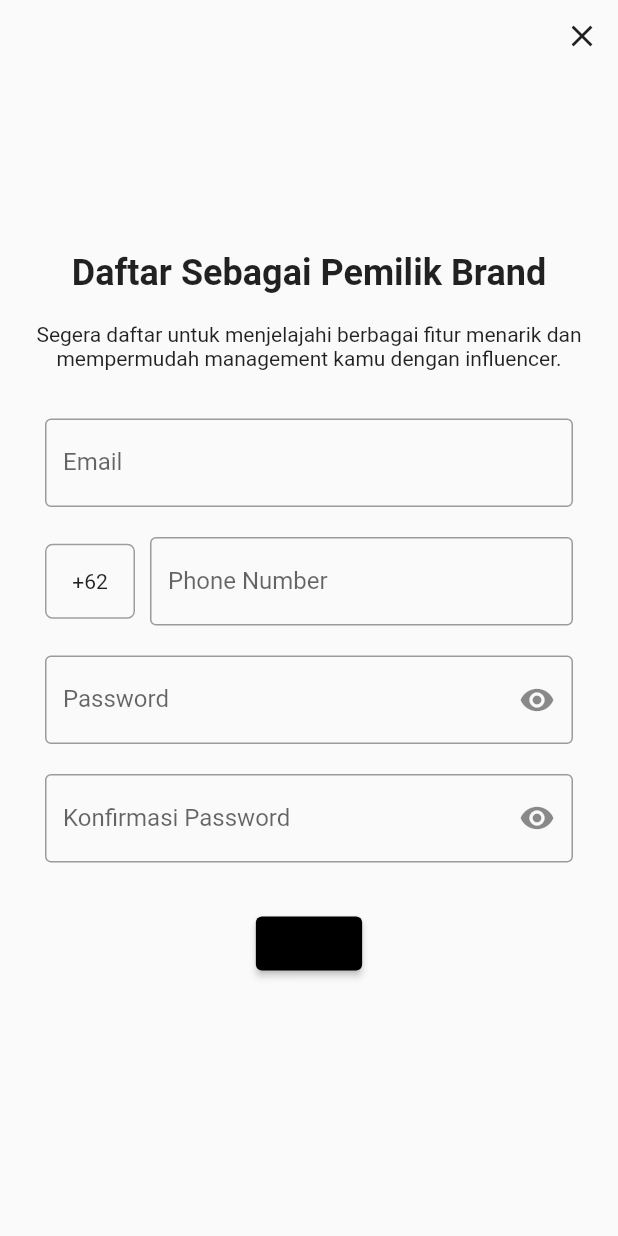
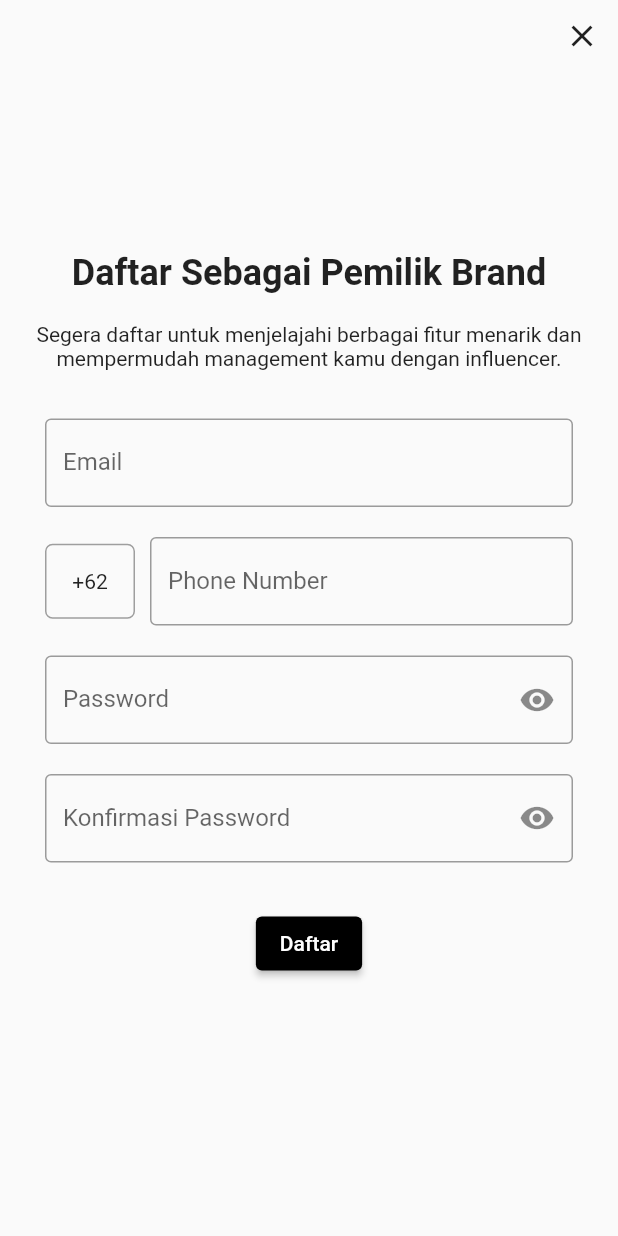
Before and after one commit to Crealivin/mobile-app, a Flutter app: the BrandSignupScreen screen opened by its route, on a phone screen of 412 x 824 dp. Run offline on Flutter 3.47's test engine with Material 2 defaults, Android fonts, the phone set to English and light mode, and no system bars.

Commit message:
connect page register to landing page daftar button

```diff
--- a/lib/screen/brand_screen/brand_singup_screen.dart
+++ b/lib/screen/brand_screen/brand_singup_screen.dart
@@ -12,54 +12,56 @@ class _BrandSignupScreenState extends State<BrandSignupScreen> {
   @override
   Widget build(BuildContext context) {
     return Scaffold(
-      body: SingleChildScrollView(
+      body: SafeArea(
+        child: SingleChildScrollView(
           child: Column(
             children: [
               Row(
                 mainAxisAlignment: MainAxisAlignment.spaceBetween,
                 children: [
-                SizedBox(
+                  const SizedBox(
                     width: 10,
                   ),
                   IconButton(
                       onPressed: () {
                         Navigator.pop(context);
                       },
-                    icon: Icon(Icons.close)),
+                      icon: const Icon(Icons.close)),
                 ],
               ),
               Container(
-              margin: EdgeInsets.only(top: 120.0),
+                margin: const EdgeInsets.only(top: 120.0),
                 child: Column(
                   mainAxisAlignment: MainAxisAlignment.start,
                   children: [
-                  Text(
+                    const Text(
                       'Daftar Sebagai Pemilik Brand',
                       textAlign: TextAlign.center,
-                    style: TextStyle(fontSize: 24, fontWeight: FontWeight.w700),
+                      style:
+                          TextStyle(fontSize: 24, fontWeight: FontWeight.w700),
                     ),
-                  SizedBox(
+                    const SizedBox(
                       height: 19,
                     ),
-                  Text(
+                    const Text(
                       'Segera daftar untuk menjelajahi berbagai fitur menarik dan mempermudah management kamu dengan influencer. ',
                       textAlign: TextAlign.center,
                     ),
-                  SizedBox(
+                    const SizedBox(
                       height: 32,
                     ),
                     Container(
-                      padding: EdgeInsets.symmetric(horizontal: 30),
+                        padding: const EdgeInsets.symmetric(horizontal: 30),
                         child: Column(
                           children: [
-                          TextField(
+                            const TextField(
                               decoration: InputDecoration(
                                   border: OutlineInputBorder(),
                                   label: Text('Email'),
                                   floatingLabelBehavior:
                                       FloatingLabelBehavior.auto),
                             ),
-                          SizedBox(
+                            const SizedBox(
                               height: 20,
                             ),
                             Row(
@@ -70,14 +72,14 @@ class _BrandSignupScreenState extends State<BrandSignupScreen> {
                                   decoration: BoxDecoration(
                                       border: Border.all(color: Colors.grey),
                                       borderRadius: BorderRadius.circular(5.0)),
-                                child: Center(
+                                  child: const Center(
                                     child: Text('+62'),
                                   ),
                                 ),
-                              SizedBox(
+                                const SizedBox(
                                   width: 10,
                                 ),
-                              Expanded(
+                                const Expanded(
                                   child: TextField(
                                     decoration: InputDecoration(
                                         border: OutlineInputBorder(),
@@ -89,13 +91,13 @@ class _BrandSignupScreenState extends State<BrandSignupScreen> {
                                 ),
                               ],
                             ),
-                          SizedBox(
+                            const SizedBox(
                               height: 20,
                             ),
                             TextField(
                               obscureText: _isObsecure,
                               decoration: InputDecoration(
-                                border: OutlineInputBorder(),
+                                  border: const OutlineInputBorder(),
                                   labelText: 'Password',
                                   suffixIcon: IconButton(
                                     onPressed: () {
@@ -105,17 +107,18 @@ class _BrandSignupScreenState extends State<BrandSignupScreen> {
                                     },
                                     icon: Icon(_isObsecure
                                         ? Icons.visibility
-                                        : Icons.visibility_off),),
+                                        : Icons.visibility_off),
+                                  ),
                                   floatingLabelBehavior:
                                       FloatingLabelBehavior.auto),
                             ),
-                          SizedBox(
+                            const SizedBox(
                               height: 20,
                             ),
                             TextField(
                               obscureText: _isObsecure,
                               decoration: InputDecoration(
-                                border: OutlineInputBorder(),
+                                  border: const OutlineInputBorder(),
                                   labelText: 'Konfirmasi Password',
                                   suffixIcon: IconButton(
                                     onPressed: () {
@@ -125,20 +128,24 @@ class _BrandSignupScreenState extends State<BrandSignupScreen> {
                                     },
                                     icon: Icon(_isObsecure
                                         ? Icons.visibility
-                                        : Icons.visibility_off),),
+                                        : Icons.visibility_off),
+                                  ),
                                   floatingLabelBehavior:
                                       FloatingLabelBehavior.auto),
                             ),
                           ],
                         )),
-                  SizedBox(
+                    const SizedBox(
                       height: 30,
                     ),
                     ElevatedButton(
                       onPressed: () {},
-                    child: Text('Daftar'),
-                    style:
-                        ElevatedButton.styleFrom(backgroundColor: Colors.black),
+                      style: ElevatedButton.styleFrom(
+                          backgroundColor: Colors.black),
+                      child: const Text(
+                        'Daftar',
+                        style: TextStyle(color: Colors.white),
+                      ),
                     ),
                   ],
                 ),
@@ -146,6 +153,7 @@ class _BrandSignupScreenState extends State<BrandSignupScreen> {
             ],
           ),
         ),
+      ),
     );
   }
 }
--- a/lib/screen/choosen_signin_screen.dart
+++ b/lib/screen/choosen_signin_screen.dart
@@ -129,7 +129,9 @@ class _ChooseSignInScreenState extends State<ChooseSignInScreen> {
               children: [
                 const Text('Belum punya akun ?'),
                 TextButton(
-                  onPressed: () {},
+                  onPressed: () {
+                    Navigator.pushNamed(context, '/choosen-signup');
+                  },
                   child: const Text('Daftar'),
                 ),
               ],
```
Also changed, not shown: lib/main.dart (+7 -3 lines), lib/screen/choosen_screen.dart (+32 -23 lines), lib/screen/home_screen.dart (+6 -3 lines), lib/screen/influencer_screen/influencer_singup_screen.dart (+33 -25 lines). Lines whose indentation alone changed are shown as unchanged.
